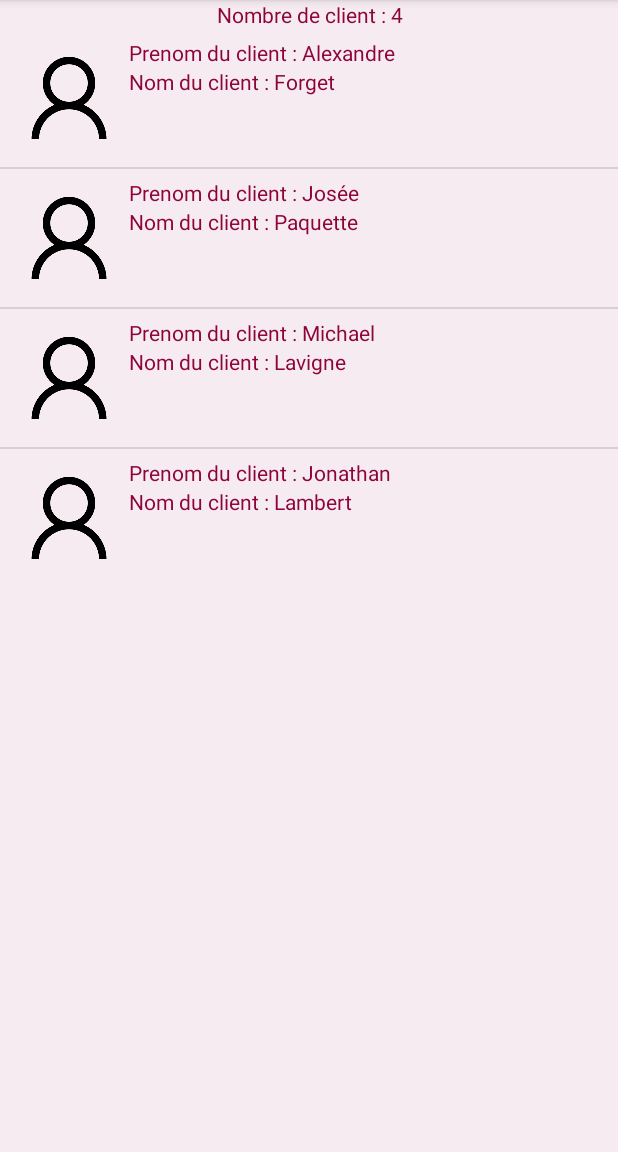
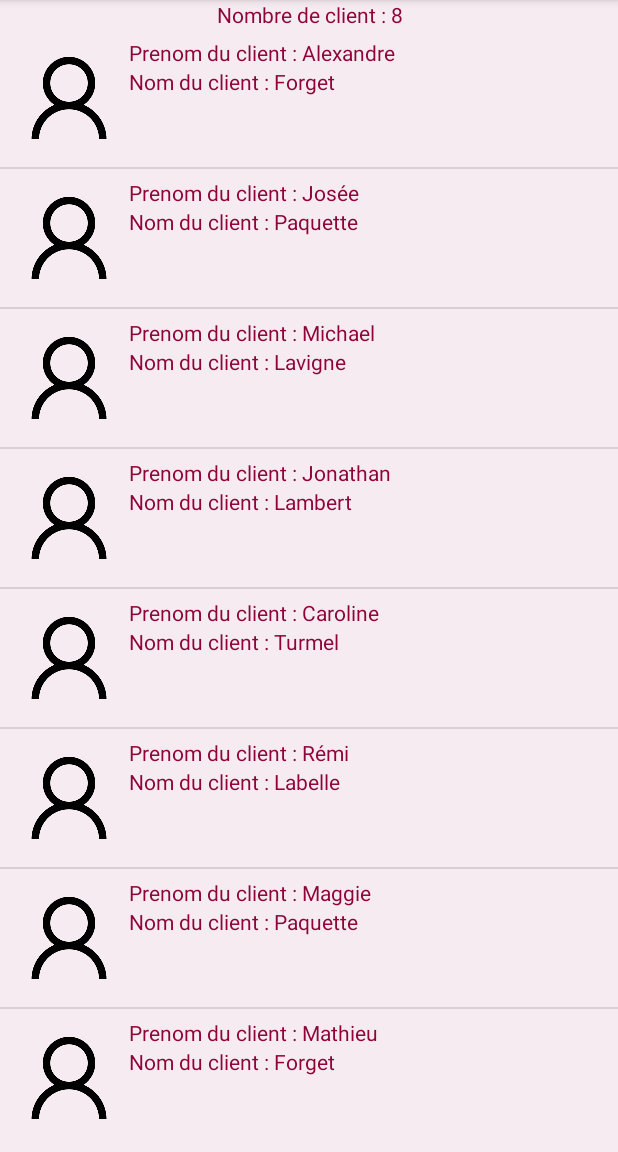
Before and after one commit to AlexForget/GuichetATM, an Android app: the ListeClient screen opened directly, with no data from a screen before it, on a phone screen of 412 x 824 dp, the part 84-1236 px from its top. Run offline under Robolectric (Android 15) with nearby library versions, the phone set to English and light mode, and no system bars.

Commit message:
Ajout s=des commentaires et dernières vérifications

```diff
--- a/app/src/main/AndroidManifest.xml
+++ b/app/src/main/AndroidManifest.xml
@@ -9,13 +9,12 @@
         android:roundIcon="@mipmap/ic_launcher_round"
         android:supportsRtl="true"
         android:theme="@style/Theme.GuichetATM">
-        <activity android:name=".Test"></activity>
         <activity android:name=".ListeClient" />
         <activity android:name=".ListeCompteEpargne" />
         <activity android:name=".ListeCompteCheque" />
         <activity android:name=".EcranAdministrateur" />
         <activity android:name=".Guichet" />
-        <activity android:name=".MainActivity">
+        <activity android:name=".Authentification">
             <intent-filter>
                 <action android:name="android.intent.action.MAIN" />
 
--- a/app/src/main/java/Class/Cheque.java
+++ b/app/src/main/java/Class/Cheque.java
@@ -4,14 +4,17 @@ import java.io.Serializable;
 
 public class Cheque extends Compte implements Serializable {
 
+    // Constructeur à trois arguments
     public Cheque(int nip, String numero, double solde) {
         super(nip, numero, solde);
     }
 
+    // Constructeur sans arguments
     public Cheque() {
         this(123, "xyz", 0);
     }
 
+    // constructeur par copie
     public Cheque(Cheque autre) {
         this(autre.getNip(), autre.getNumero(), autre.getSolde());
     }
--- a/app/src/main/java/Class/Client.java
+++ b/app/src/main/java/Class/Client.java
@@ -9,6 +9,7 @@ public class Client implements Serializable {
     private String nomUtilisateur;
     private int nip;
 
+    // Constructeur à quatre arguments
     public Client(String nom, String prenom, String nomUtilisateur, int nip) {
         this.nom = nom;
         this.prenom = prenom;
@@ -16,14 +17,17 @@ public class Client implements Serializable {
         this.nip = nip;
     }
 
+    // Constructeur sans argument
     public Client() {
         this("Doe", "John", "Defaut", 123);
     }
 
+    // Constructeur par copie
     public Client(Client autre) {
         this(autre.nom, autre.prenom, autre.nomUtilisateur, autre.nip);
     }
 
+    // Pour l'affichage d'un objet client
     @Override
     public String toString() {
         String chaine;
@@ -33,6 +37,7 @@ public class Client implements Serializable {
         return chaine;
     }
 
+    // Pour la comparaison de deux objets de type client
     @Override
     public boolean equals(Object o) {
         if (this == o) return true;
--- a/app/src/main/java/Class/Epargne.java
+++ b/app/src/main/java/Class/Epargne.java
@@ -7,18 +7,22 @@ public class Epargne extends Compte implements Serializable {
 
     final private double TAUX_INTERET = 0.0125;
 
+    // Constructeur à trois arguments
     public Epargne(int nip, String numero, double solde) {
         super(nip, numero, solde);
     }
 
+    // Constructeur sans argument
     public Epargne() {
         this(123, "xyz", 0);
     }
 
+    // Constructeur par copie
     public Epargne(Cheque autre) {
         this(autre.getNip(), autre.getNumero(), autre.getSolde());
     }
 
+    // Méthode pour payer l'intérêt des comptes épargnes
     public String payerInteret() {
         String chaine;
         double interet;
@@ -32,6 +36,7 @@ public class Epargne extends Compte implements Serializable {
         return chaine;
     }
 
+    // Affichage d'un object Epargne
     @Override
     public String toString() {
         String chaine;
--- a/app/src/main/java/Class/GuichetATM.java
+++ b/app/src/main/java/Class/GuichetATM.java
@@ -19,23 +19,37 @@ public class GuichetATM {
         return instancheGuichet;
     }
 
+    // Constructeur sans arguments avec les clients et comptes "hard coder" pour tester l'application
     public GuichetATM() {
         clients.add(new Client("Forget", "Alexandre", "alex", 123));
-        clients.add(new Client("Paquette", "Josée", "josée", 456));
+        clients.add(new Client("Paquette", "Josée", "josee", 456));
         clients.add(new Client("Lavigne", "Michael", "mike", 789));
         clients.add(new Client("Lambert", "Jonathan", "jo", 159));
+        clients.add(new Client("Turmel", "Caroline", "caro", 753));
+        clients.add(new Client("Labelle", "Rémi", "remi", 258));
+        clients.add(new Client("Paquette", "Maggie", "mag", 852));
+        clients.add(new Client("Forget", "Mathieu", "math", 741));
 
-        comptesCheques.add(new Cheque(123, "1-123-001", 500));
-        comptesCheques.add(new Cheque(456, "2-456-001", 1000));
-        comptesCheques.add(new Cheque(789, "3-789-001", 750));
-        comptesCheques.add(new Cheque(159, "4-159-001", 2000));
+        comptesCheques.add(new Cheque(123, "1-123-001", 500.50));
+        comptesCheques.add(new Cheque(456, "2-456-001", 1111.11));
+        comptesCheques.add(new Cheque(789, "3-789-001", 775.31));
+        comptesCheques.add(new Cheque(159, "4-159-001", 2003.33));
+        comptesCheques.add(new Cheque(753, "5-753-001", 125.33));
+        comptesCheques.add(new Cheque(258, "6-258-001", 250.78));
+        comptesCheques.add(new Cheque(852, "7-852-001", 1087.54));
+        comptesCheques.add(new Cheque(741, "8-741-001", 357.91));
 
         comptesEpargnes.add(new Epargne(123, "1-123-002", 10000));
         comptesEpargnes.add(new Epargne(456, "2-456-002", 5000));
         comptesEpargnes.add(new Epargne(789, "3-789-002", 15000));
         comptesEpargnes.add(new Epargne(159, "4-159-002", 12000));
+        comptesEpargnes.add(new Epargne(753, "5-753-002", 10));
+        comptesEpargnes.add(new Epargne(258, "6-258-002", 120000));
+        comptesEpargnes.add(new Epargne(852, "7-852-002", 25000));
+        comptesEpargnes.add(new Epargne(741, "8-741-002", 10000));
     }
 
+    // Méthode pour valider le num d'utilisateur et le NIP d'un client lors de la connection
     public boolean validerUtilisateur(String nomUtilisateur, String nip) {
         if (nomUtilisateur.equals("") || (nip.equals(""))){
             return false;
@@ -48,6 +62,8 @@ public class GuichetATM {
         return false;
     }
 
+    // Permet d'obtenir les soldes et informations d'un client pour les passer à l'Activité
+    // du guichet
     public Bundle getBundlePourGuichet(String utilisateur, int nip) {
         Bundle bundle = new Bundle();
 
@@ -74,6 +90,8 @@ public class GuichetATM {
         return bundle;
     }
 
+    // Permet d'obtenir les soldes et informations d'un client pour les passer à l'Activité
+    // de la fenêtre de l'administrateur
     public Bundle getBundlePourAdministrateur() {
         Bundle bundle = new Bundle();
         double[] soldesCheques = new double[comptesCheques.size()];
@@ -93,7 +111,7 @@ public class GuichetATM {
         return bundle;
     }
 
-
+    // Gestion du retrait du compte chèque fait dans l'activité guichet
     public String retraitCheque(int nip, double montant) {
         String chaineRetour;
         String retrait = "";
@@ -108,6 +126,7 @@ public class GuichetATM {
         return chaineRetour;
     }
 
+    // Gestion du retrait du compte épargne fait dans l'activité guichet
     public String retraitEpargne(int nip, double montant) {
         String chaineRetour;
         String retrait = "";
@@ -122,6 +141,7 @@ public class GuichetATM {
         return chaineRetour;
     }
 
+    // Gestion du dépôt du compte chèque fait dans l'activité guichet
     public String depotCheque(int nip, double montant) {
         String chaineRetour;
         String depot = "";
@@ -136,6 +156,7 @@ public class GuichetATM {
         return chaineRetour;
     }
 
+    // Gestion du retrait du compte épargne fait dans l'activité guichet
     public String depotEpargne(int nip, double montant) {
         String chaineRetour;
         String depot = "";
@@ -150,6 +171,7 @@ public class GuichetATM {
         return chaineRetour;
     }
 
+    // Gestion du virement vers lecompte chèque fait dans l'activité guichet
     public String virementVersCheque(int nip, double montant) {
         Cheque cptChqs = null;
         Epargne cptEpa = null;
@@ -178,6 +200,7 @@ public class GuichetATM {
         return "Le transfert de "+ montantFormatter +" vers le compte chèque a bien été completé.";
     }
 
+    // Gestion du virement vers lecompte épargne fait dans l'activité guichet
     public String virementVersEpargne(int nip, double montant) {
         Cheque cptChqs = null;
         Epargne cptEpa = null;
@@ -206,6 +229,8 @@ public class GuichetATM {
         return "Le transfert de "+ montantFormatter +" vers le compte épargne a bien été completé.";
     }
 
+    // Permet de faire le paiement des intérêts aux comptes épargne à partir de
+    // l'acitivité de l'écran administrateur
     public double paiementInterets() {
         Epargne e = new Epargne();
         double interet = e.getTauxInteret();
@@ -216,6 +241,7 @@ public class GuichetATM {
         return interet;
     }
 
+    // Permet de formatter les montants pour l'affichage
     private String formatterDouble(double montant) {
 
         NumberFormat formatter = NumberFormat.getCurrencyInstance(Locale.CANADA_FRENCH);
@@ -223,6 +249,7 @@ public class GuichetATM {
         return formatter.format(montant);
     }
 
+    // Set les valeurs des soldes après avoir quitter l'activité guichet
     public void setGuichetPourTransaction(int nip, double soldeChqs, double soldeEpargne, Context ctx) {
         for (Cheque cheque : comptesCheques) {
             if (cheque.getNip() == nip) {
@@ -236,6 +263,7 @@ public class GuichetATM {
         }
     }
 
+    // Set les valeurs des soldes après avoir quitter l'activité de l'écran administrateur
     public void setGuichetPourAdministrateur(double[] soldesCheques, double[] soldesEpargne, Context ctx) {
 
         for (int i = 0; i < comptesCheques.size(); i++) {
--- a/app/src/main/java/com/rosemont/guichetatm/AndroidAdapterCheque.java
+++ b/app/src/main/java/com/rosemont/guichetatm/AndroidAdapterCheque.java
@@ -25,7 +25,7 @@ public class AndroidAdapterCheque extends ArrayAdapter<Cheque> {
     private int viewRes;
     private Resources res;
 
-
+    // Constructeur pour AndroidAdapter pour l'affichage de la liste des comptes chèques
     public AndroidAdapterCheque(@NonNull Context context, int resource, @NonNull List<Cheque> listeCheque) {
         super(context, resource, listeCheque);
 
@@ -35,6 +35,7 @@ public class AndroidAdapterCheque extends ArrayAdapter<Cheque> {
         this.res = context.getResources();
     }
 
+    // Permet de remplir les champs dans l'affichage de la liste
     @Override
     public View getView(int position, View convertView, ViewGroup parent) {
         View view = convertView;
@@ -64,6 +65,7 @@ public class AndroidAdapterCheque extends ArrayAdapter<Cheque> {
         return listeCheque.size();
     }
 
+    // Permet de formatter les montant lors de l'affichage
     private String formatterDouble(int position) {
 
         NumberFormat formatter = NumberFormat.getCurrencyInstance(Locale.CANADA_FRENCH);
--- a/app/src/main/java/com/rosemont/guichetatm/AndroidAdapterClient.java
+++ b/app/src/main/java/com/rosemont/guichetatm/AndroidAdapterClient.java
@@ -22,7 +22,7 @@ public class AndroidAdapterClient extends ArrayAdapter<Client> {
     private int viewRes;
     private Resources res;
 
-
+    // Constructeur pour AndroidAdapter pour l'affichage de la liste des clients
     public AndroidAdapterClient(@NonNull Context context, int resource, @NonNull List<Client> listeClients) {
         super(context, resource, listeClients);
 
@@ -32,6 +32,7 @@ public class AndroidAdapterClient extends ArrayAdapter<Client> {
         this.res = context.getResources();
     }
 
+    // Permet de remplir les champs dans l'affichage de la liste
     @Override
     public View getView(int position, View convertView, ViewGroup parent) {
         View view = convertView;
--- a/app/src/main/java/com/rosemont/guichetatm/AndroidAdapterEpargne.java
+++ b/app/src/main/java/com/rosemont/guichetatm/AndroidAdapterEpargne.java
@@ -23,7 +23,7 @@ public class AndroidAdapterEpargne extends ArrayAdapter<Epargne> {
     private int viewRes;
     private Resources res;
 
-
+    // Constructeur pour AndroidAdapter pour l'affichage de la liste des comptes épargnes
     public AndroidAdapterEpargne(@NonNull Context context, int resource, @NonNull List<Epargne> listeEpargne) {
         super(context, resource, listeEpargne);
 
@@ -33,6 +33,7 @@ public class AndroidAdapterEpargne extends ArrayAdapter<Epargne> {
         this.res = context.getResources();
     }
 
+    // Permet de remplir les champs dans l'affichage de la liste
     @Override
     public View getView(int position, View convertView, ViewGroup parent) {
         View view = convertView;
@@ -62,6 +63,7 @@ public class AndroidAdapterEpargne extends ArrayAdapter<Epargne> {
         return listeEpargne.size();
     }
 
+    // Permet de formatter les montant lors de l'affichage
     private String formatterDouble(int position) {
 
         NumberFormat formatter = NumberFormat.getCurrencyInstance(Locale.CANADA_FRENCH);
--- a/app/src/main/java/com/rosemont/guichetatm/MainActivity.java
+++ b/app/src/main/java/com/rosemont/guichetatm/Authentification.java
@@ -9,7 +9,7 @@ import android.widget.EditText;
 import android.widget.Toast;
 import Class.GuichetATM;
 
-public class MainActivity extends AppCompatActivity {
+public class Authentification extends AppCompatActivity {
 
     public final int REQUEST_FENETRE_PRINCIPALE = 1;
     GuichetATM guichet = new GuichetATM();
@@ -69,8 +69,8 @@ public class MainActivity extends AppCompatActivity {
         }
     }
 
-    // Récupération des valeur modifier dans l'activité guichet pour apporter les modifications
-    // et mettre à jour la classe guichet
+    // Récupération des valeur modifier dans l'activité guichet ou l'écran d'administrateur
+    // pour apporter les modifications et mettre à jour la classe guichet
     @Override
     protected void onActivityResult(int requestCode, int resultCode, @Nullable Intent dataRetour) {
         super.onActivityResult(requestCode, resultCode, dataRetour);
--- a/app/src/main/java/com/rosemont/guichetatm/ListeClient.java
+++ b/app/src/main/java/com/rosemont/guichetatm/ListeClient.java
@@ -16,6 +16,7 @@ public class ListeClient extends AppCompatActivity {
 
     GuichetATM guichet;
 
+    // Récupère les information nécessaire et affiche la liste des clients
     @Override
     protected void onCreate(Bundle savedInstanceState) {
         super.onCreate(savedInstanceState);
@@ -25,7 +26,6 @@ public class ListeClient extends AppCompatActivity {
 
         List<Client> listeClient;
         listeClient = guichet.getClient();
-
 
         AndroidAdapterClient adapter = new AndroidAdapterClient(this, R.layout.activity_liste_client, listeClient);
 
--- a/app/src/main/java/com/rosemont/guichetatm/ListeCompteCheque.java
+++ b/app/src/main/java/com/rosemont/guichetatm/ListeCompteCheque.java
@@ -19,6 +19,7 @@ public class ListeCompteCheque extends AppCompatActivity {
     double[] soldesCheques;
     double[] soldesEpargne;
 
+    // Récupère les information nécessaire et affiche la liste des comptes chèques
     @Override
     protected void onCreate(Bundle savedInstanceState) {
         super.onCreate(savedInstanceState);
--- a/app/src/main/java/com/rosemont/guichetatm/ListeCompteEpargne.java
+++ b/app/src/main/java/com/rosemont/guichetatm/ListeCompteEpargne.java
@@ -19,6 +19,7 @@ public class ListeCompteEpargne extends AppCompatActivity {
     double[] soldesCheques;
     double[] soldesEpargne;
 
+    // Récupère les information nécessaire et affiche la liste des comptes épargnes
     @Override
     protected void onCreate(Bundle savedInstanceState) {
         super.onCreate(savedInstanceState);
--- a/app/src/main/res/layout/activity_main.xml
+++ b/app/src/main/res/layout/activity_main.xml
@@ -8,7 +8,7 @@
     android:paddingTop="50dp"
     android:paddingHorizontal="20dp"
     android:background="@color/fond"
-    tools:context=".MainActivity">
+    tools:context=".Authentification">
 
 
     <EditText
```
Also changed, not shown: app/src/main/java/Class/Compte.java (+8 -1 lines), app/src/main/java/com/rosemont/guichetatm/EcranAdministrateur.java (+24 -4 lines), app/src/main/java/com/rosemont/guichetatm/Guichet.java (+26 -1 lines), app/src/main/java/com/rosemont/guichetatm/Test.java (deleted, +0 -67 lines), app/src/main/res/layout/activity_test.xml (deleted, +0 -68 lines).
